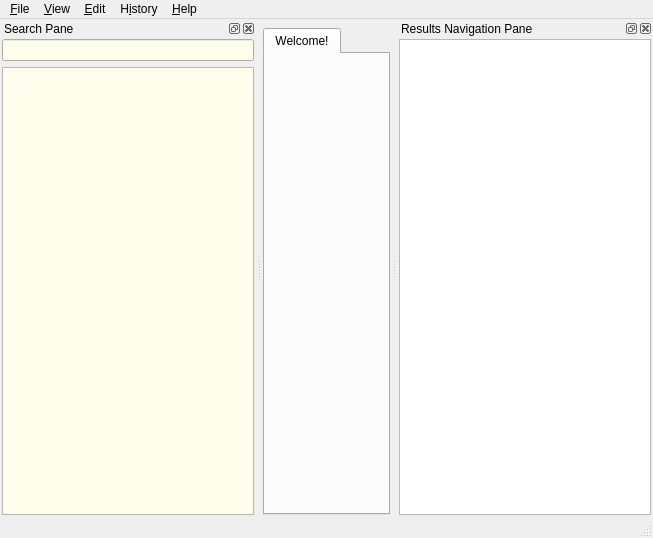
Qt form mainwindow.ui (goldendict/goldendict) before a commit.
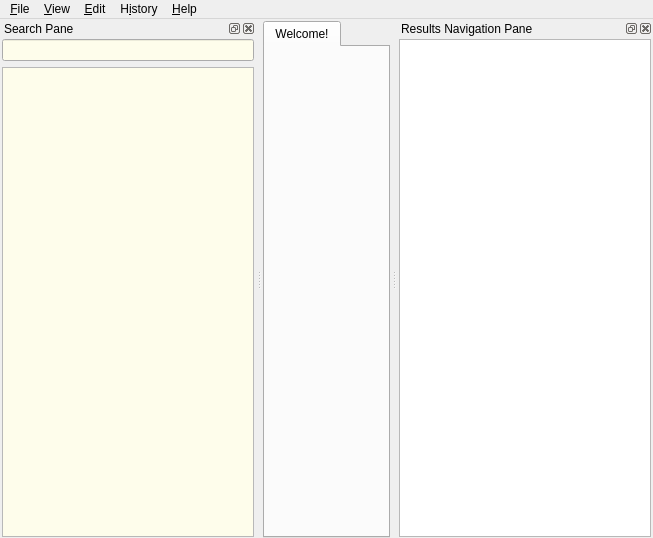
The same form after that commit. Icons and pictures are not drawn. Custom widgets are drawn as their Qt base class.

Commit message:
Chrome-style statusbar for GoldenDict.
* Small pop-up window at the bottom of the main winodw instead
  of traditional status bar, that consumes lots of space.
* API, similar to standard Qt's status bar.
* The status bar hides itself after specified amount of time.
* Clicking on the status bar also hides it.
* Properly behavies on resizes/moves/focus/etc.
* Tested on Linux and Windows.

Patch:
```diff
--- a/mainwindow.ui
+++ b/mainwindow.ui
@@ -18,11 +18,14 @@
     <property name="leftMargin">
      <number>1</number>
     </property>
+    <property name="topMargin">
+     <number>2</number>
+    </property>
     <property name="rightMargin">
      <number>1</number>
     </property>
     <property name="bottomMargin">
-     <number>1</number>
+     <number>0</number>
     </property>
     <item>
      <widget class="MainTabWidget" name="tabWidget">
@@ -118,7 +121,6 @@
    <addaction name="menuHistory"/>
    <addaction name="menu_Help"/>
   </widget>
-  <widget class="QStatusBar" name="statusbar"/>
   <widget class="QDockWidget" name="searchPane">
    <property name="windowTitle">
     <string>Search Pane</string>
```
The commit also changes 5 other files.
